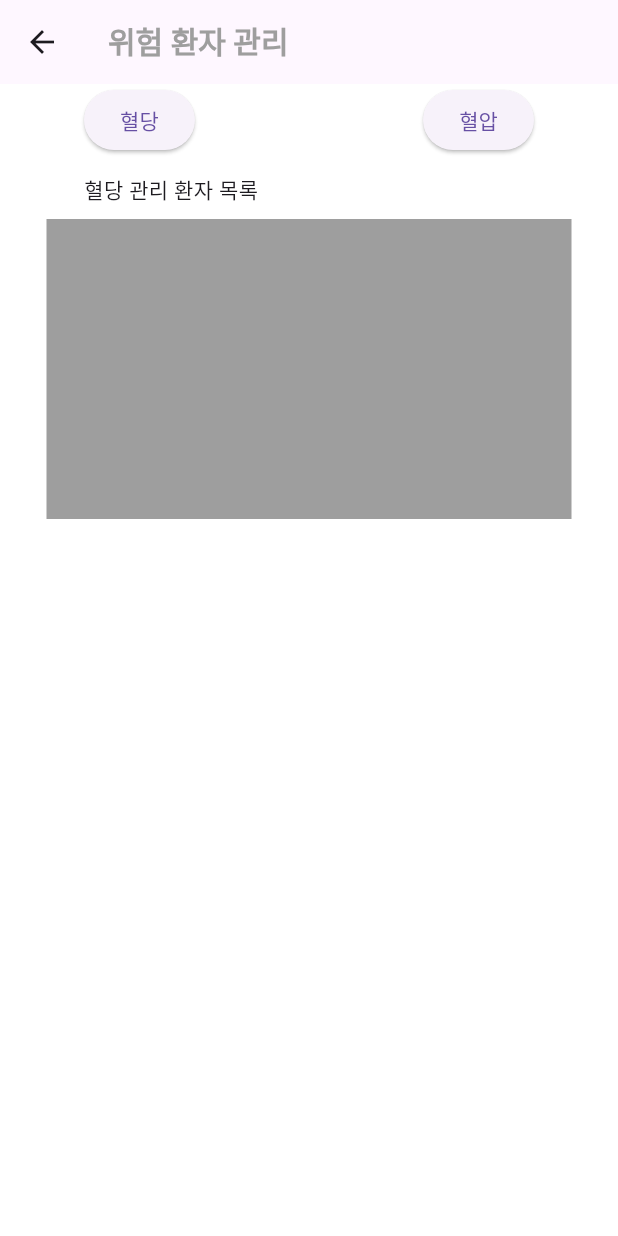
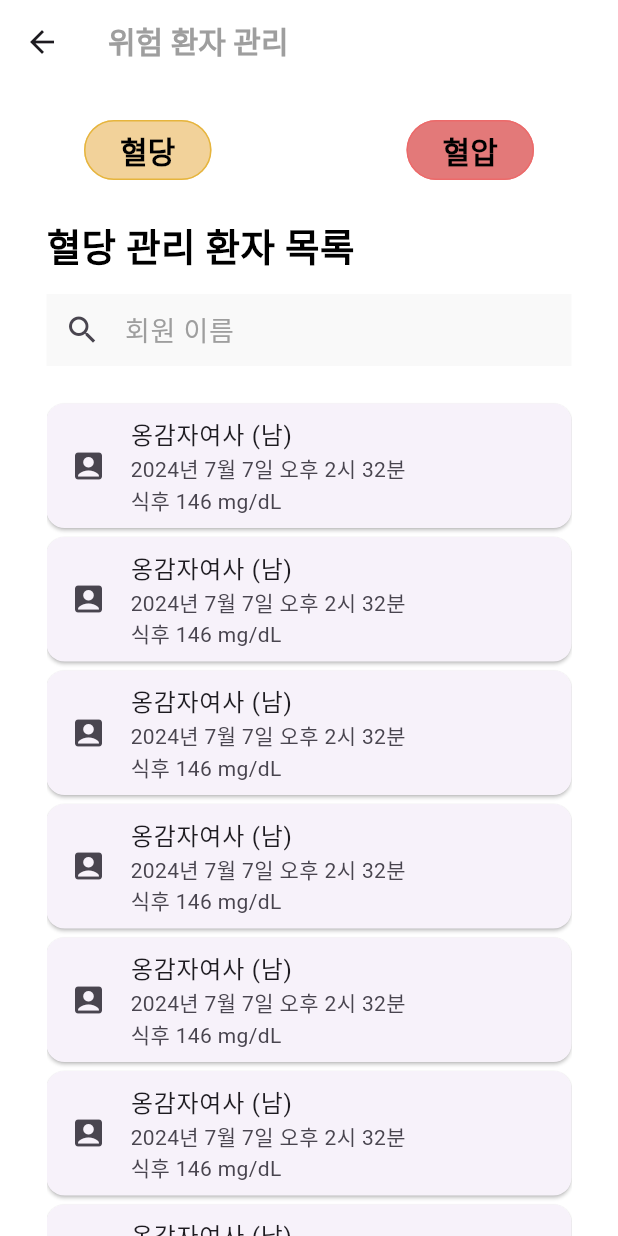
Before and after one commit to recove6005/hospital, a Flutter app: the PatientWorningPage screen opened directly, on a phone screen of 412 x 824 dp. Run offline on Flutter 3.47's test engine with Material 3 defaults, Android fonts, the phone set to English and light mode, and no system bars; our stand-ins replace cloud_firestore, firebase_auth, firebase_core, firebase_messaging, fl_chart, flutter_dotenv and 6 more; missing offline and left inert: kakao_flutter_sdk, month_year_picker, workmanager; accounts and stored records are empty; generated files the repository leaves out were written again.

Commit message:
Add other features UI

```diff
--- a/glucocare/lib/drawer/patient_worning.dart
+++ b/glucocare/lib/drawer/patient_worning.dart
@@ -2,8 +2,6 @@ import 'package:flutter/cupertino.dart';
 import 'package:flutter/material.dart';
 import 'package:glucocare/models/gluco_model.dart';
 import 'package:glucocare/models/purse_model.dart';
-import 'package:glucocare/repositories/gluco_repository.dart';
-import 'package:glucocare/repositories/purse_repository.dart';
 import 'package:intl/intl.dart';
 import 'package:logger/logger.dart';
 
@@ -25,6 +23,8 @@ class PatientWorningPage extends StatelessWidget {
             color: Colors.grey,
           ),
         ),
+        backgroundColor: Colors.white,
+        shadowColor: Colors.transparent,
       ),
       body: const PatientWorningForm(),
     );
@@ -45,30 +45,17 @@ class _PatientWorningFormState extends State<PatientWorningForm> {
   List<PurseModel> _loadPurseWornings = [];
   List<GlucoModel> _loadGlucoWornings = [];
 
+  List<PatientModel> _searchModels = [];
+  TextEditingController _nameController = TextEditingController();
+
   bool _page = true; // true: gluco, false: purse
 
   void _loadPurseWorningPatient() async {
-    // List<PurseModel> models = await PurseRepository.selectPurseWornings();
-    // setState(() {
-    //   _loadPurseWornings = models;
-    //   _isPurseWornLoading = false;
-    // });
+
   }
 
   void _loadGlucoWorningPatient() async {
-    try {
-      List<GlucoModel> models = await GlucoRepository.selectGlucoWornings();
-      logger.d('[glucocare_log] gluco models: $models');
-      if(mounted) {
-        setState(() {
-          _loadGlucoWornings = models;
-          logger.d('[glucocare_log] load gluco wornings: $_loadGlucoWornings');
-          _isGlucoWornLoading = false;
-        });
-      }
-    } catch(e) {
-      logger.e('[glucocare_log] Failed to load gluco wornings (_loadGlucoWoringPatient) : $e');
-    }
+
   }
 
   Future<String> _getPatientName(String uid) async {
@@ -91,17 +78,18 @@ class _PatientWorningFormState extends State<PatientWorningForm> {
   @override
   void initState() {
     super.initState();
-    _loadGlucoWorningPatient();
-    _loadPurseWorningPatient();
+    //_loadGlucoWorningPatient();
+    //_loadPurseWorningPatient();
   }
 
   @override
   Widget build(BuildContext context) {
-    if(_isGlucoWornLoading) return Center(child: CircularProgressIndicator(),);
+    //if(_isGlucoWornLoading) return const Center(child: CircularProgressIndicator(),);
     return Column(
       mainAxisAlignment: MainAxisAlignment.start,
-      children: [ // 서치 박스
-        Container(
+      children: [
+        const SizedBox(height: 20,),
+        SizedBox(
           width: 300,
           height: 50,
           child: Row(
@@ -114,7 +102,24 @@ class _PatientWorningFormState extends State<PatientWorningForm> {
                     _page = true;
                   });
                 },
-                child: Text('혈당'),
+                style: ElevatedButton.styleFrom(
+                  backgroundColor: Color(0xD6EFC987),
+                  shadowColor: Colors.transparent,
+                  shape: RoundedRectangleBorder(
+                    borderRadius: BorderRadius.circular(30),
+                    side: const BorderSide(
+                      width: 1,
+                      color: Color(0xffE6B53D),
+                    )
+                  )
+                ),
+                child: const Text(
+                  '혈당',
+                  style: TextStyle(
+                      fontSize: 20,
+                      fontWeight: FontWeight.bold,
+                      color: Colors.black),
+                ),
               ),
               ElevatedButton(
                 onPressed: () {
@@ -122,39 +127,98 @@ class _PatientWorningFormState extends State<PatientWorningForm> {
                     _page = false;
                   });
                 },
-                child: Text('혈압'),
+                style: ElevatedButton.styleFrom(
+                    backgroundColor: const Color(0xffe37979),
+                    shadowColor: Colors.transparent,
+                    shape: RoundedRectangleBorder(
+                        borderRadius: BorderRadius.circular(30),
+                        side: const BorderSide(
+                          width: 1,
+                          color: Color(0xffec6a6a),
+                        )
+                    )
+                ),
+                child: const Text(
+                  '혈압',
+                  style: TextStyle(
+                      fontSize: 20,
+                      fontWeight: FontWeight.bold,
+                      color: Colors.black),
+                ),
               ),
             ],
           ),
         ),
-        const SizedBox(height: 10,),
-        if(_page) Container(
-          width: 300,
-          height: 30,
-          child: Text('혈당 관리 환자 목록'),
+        const SizedBox(height: 20,),
+        if(_page) const SizedBox(
+          width: 350,
+          height: 50,
+          child: Text('혈당 관리 환자 목록', style: TextStyle(
+            fontSize: 25,
+            fontWeight: FontWeight.bold,
+            color: Colors.black,
+          ),),
         ),
+        if(!_page) const SizedBox(
+          width: 350,
+          height: 50,
+          child: Text('혈압 관리 환자 목록', style: TextStyle(
+            fontSize: 25,
+            fontWeight: FontWeight.bold,
+            color: Colors.black,
+          ),),
+        ),
+        Align(
+          alignment: Alignment.center,
+          child: Container(
+            padding: EdgeInsets.zero,
+            width: 350,
+            height: 50,
+            child: TextField(
+              controller: _nameController,
+              decoration: const InputDecoration(
+                  prefixIcon: Icon(Icons.search),
+                  filled: true,
+                  fillColor: Color(0xfff9f9f9),
+                  border: InputBorder.none,
+                  hintText: '회원 이름',
+                  hintStyle: TextStyle(
+                    fontSize: 18,
+                    color: Colors.grey,
+                  )
+              ),
+              style: const TextStyle(
+                fontSize: 18,
+              ),
+              textAlign: TextAlign.start,
+              textAlignVertical: TextAlignVertical.center,
+            ),
+          ),
+        ),
+        const SizedBox(height: 20,),
         if(_page)
         Align(
           alignment: Alignment.center,
           child: Container(
             padding: EdgeInsets.zero,
             width: 350,
-            height: 200,
-            decoration: BoxDecoration(
-              color: Colors.grey
+            height: 580,
+            decoration: const BoxDecoration(
+              color: Colors.white
             ),
             child: ListView.builder(
-              itemCount: _loadGlucoWornings.length,
+              itemCount: 30,
               itemBuilder: (context, index) {
                 return Card(
-                  margin: EdgeInsets.symmetric(horizontal: 0, vertical: 3),
+                  margin: const EdgeInsets.symmetric(horizontal: 0, vertical: 3),
                   child: ListTile(
-                    leading: Icon(Icons.account_box),
-                    title: Text('${_getPatientName(_loadGlucoWornings[index].uid).toString()} (${_getPatientGen(_loadGlucoWornings[index].uid).toString()})'),
+                    leading: const Icon(Icons.account_box),
+                    title: Text('옹감자여사 (남)'),
                     subtitle: Column(
                       crossAxisAlignment: CrossAxisAlignment.start,
                       children: [
-                        Text('${_loadGlucoWornings[index].value} mg/dL'),
+                        Text('2024년 7월 7일 오후 2시 32분'),
+                        Text('식후 146 mg/dL'),
                       ],
                     ),
                     onTap: () {
@@ -167,6 +231,39 @@ class _PatientWorningFormState extends State<PatientWorningForm> {
           ),
         ),
 
+        if(!_page)
+          Align(
+            alignment: Alignment.center,
+            child: Container(
+              padding: EdgeInsets.zero,
+              width: 350,
+              height: 580,
+              decoration: const BoxDecoration(
+                  color: Colors.white
+              ),
+              child: ListView.builder(
+                itemCount: 20,
+                itemBuilder: (context, index) {
+                  return Card(
+                    margin: const EdgeInsets.symmetric(horizontal: 0, vertical: 3),
+                    child: ListTile(
+                      leading: const Icon(Icons.account_box),
+                      title: Text('똥감자도령 (여)'),
+                      subtitle: Column(
+                        crossAxisAlignment: CrossAxisAlignment.start,
+                        children: [
+                          Text('2024년 11월 11일 오후 1시 32분'),
+                          Text('130 mg/dL'),
+                        ],
+                      ),
+                      onTap: () {
+                      },
+                    ),
+                  );
+                },
+              ),
+            ),
+          ),
       ],
     );
   }
```
Also changed, not shown: glucocare/lib/drawer/notice_posting.dart (added, +92 -0 lines), glucocare/lib/main.dart (+2 -22 lines).
